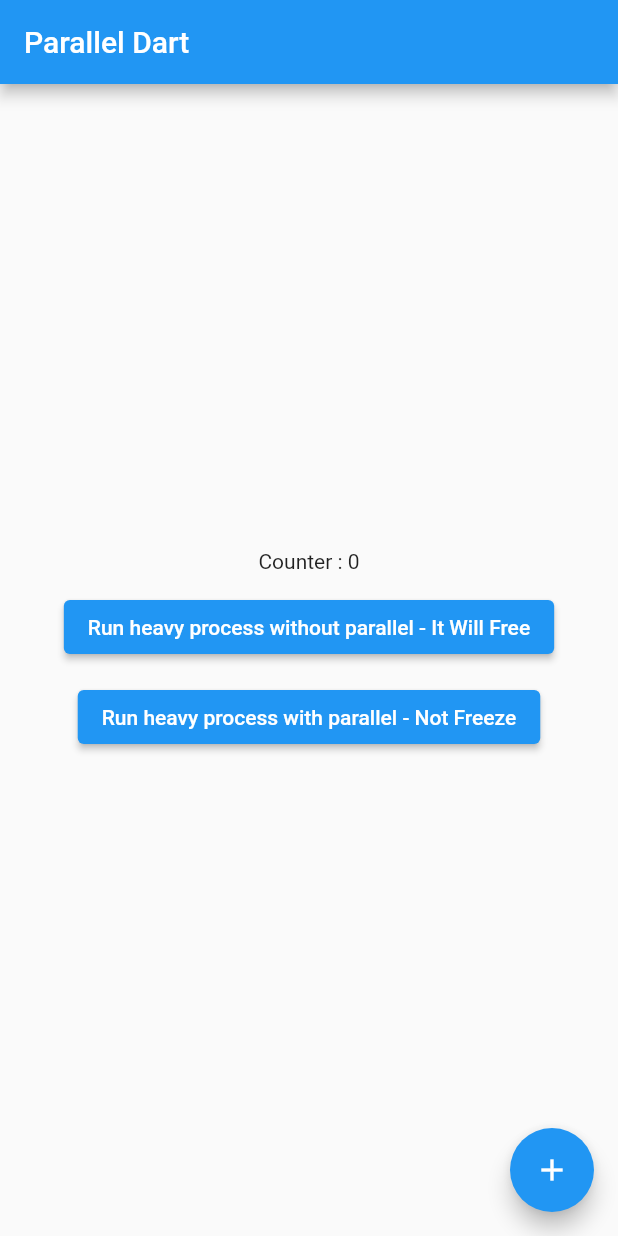
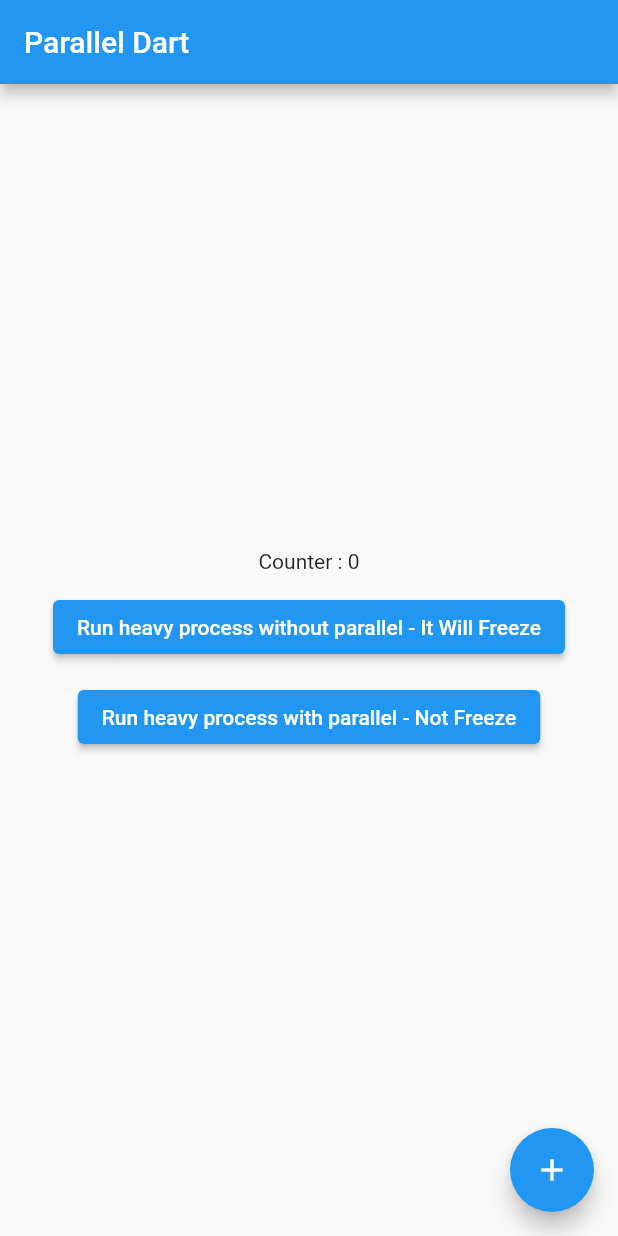
Before and after one commit to ekasetiawans/parallel, a Flutter app: the screen it shows after launch, on a phone screen of 412 x 824 dp. Run offline on Flutter 3.47's test engine with Material 2 defaults, Android fonts, the phone set to English and light mode, and no system bars.

Commit message:
fix: example project

```diff
--- a/example/lib/main.dart
+++ b/example/lib/main.dart
@@ -70,9 +70,12 @@ class _MyHomePageState extends State<MyHomePage> {
                         isComputing = true;
                       });
                       simulateHeavyComputing(1000000000000);
+                      setState(() {
+                        isComputing = false;
+                      });
                     },
               child: const Text(
-                  'Run heavy process without parallel - It Will Free'),
+                  'Run heavy process without parallel - It Will Freeze'),
             ),
             const SizedBox(height: 12),
             ElevatedButton(
```
